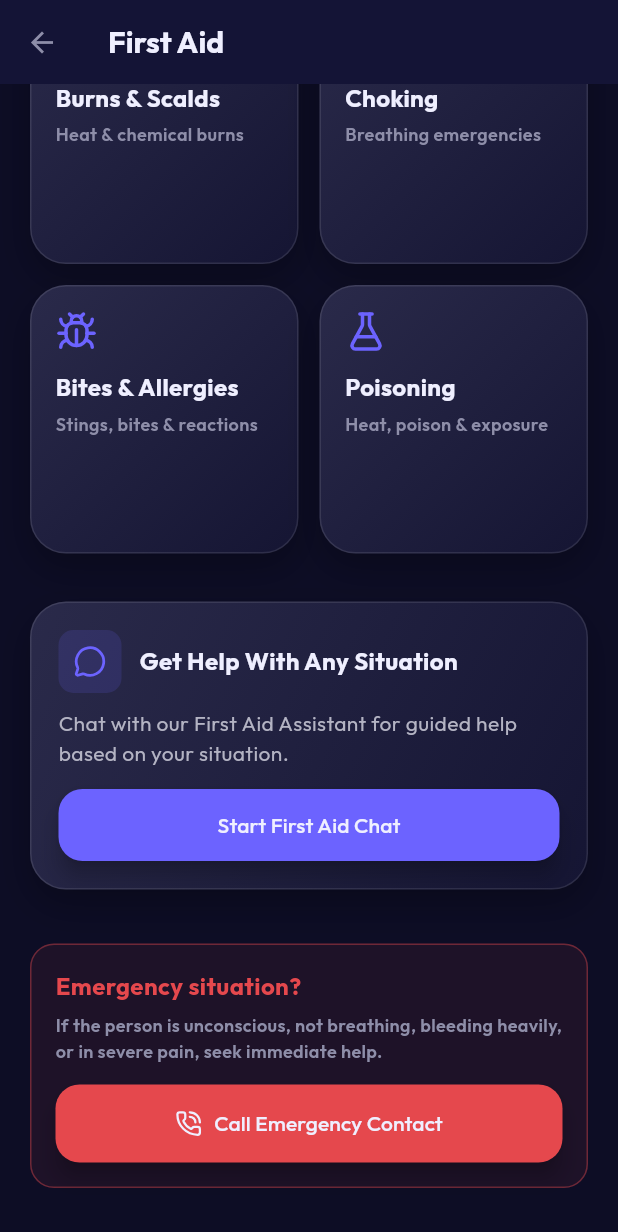
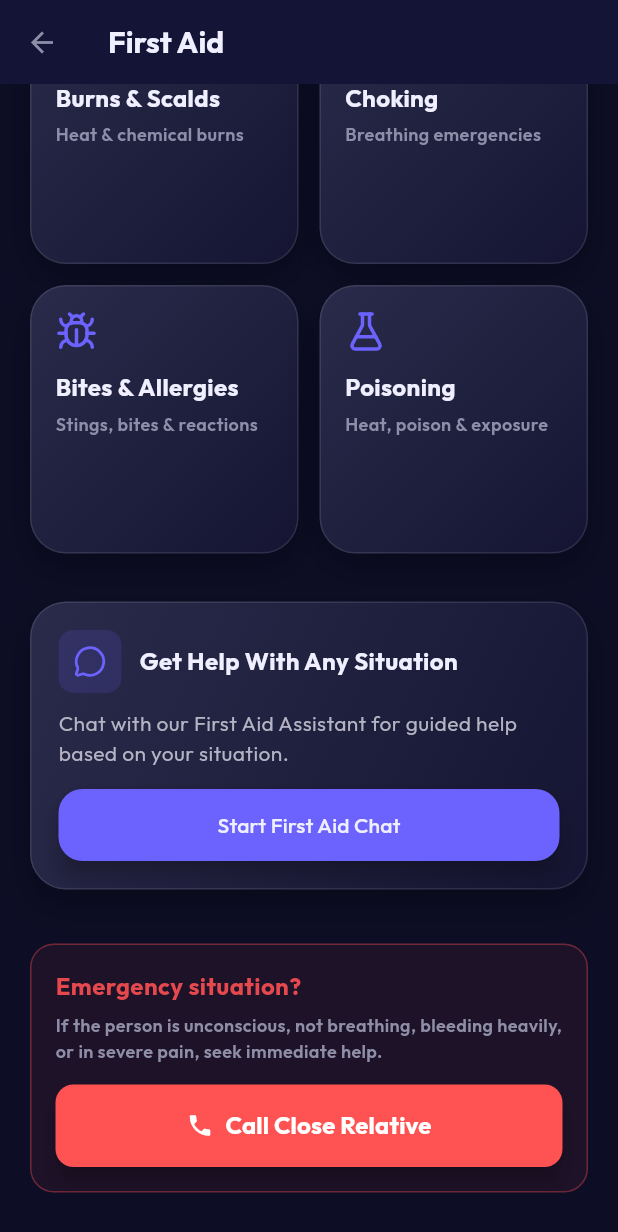
Before and after one commit to Sahana-Lakshmipathy-1/Final-Year-Project, a Flutter app: the FirstAidPage screen opened directly, scrolled down 429 dp, on a phone screen of 412 x 824 dp. Shown: the top 1232 px of the screen. Run offline on Flutter 3.47's test engine with Material 3 defaults, Android fonts, the phone set to English and light mode, and no system bars; our stand-ins replace fl_chart, flutter_dotenv, flutter_markdown, google_fonts, lucide_icons; accounts and stored records are empty.

Commit message:
first aid phone calling feature

```diff
--- /dev/null
+++ b/lib/layouts/first aid/first_aid_dial.dart
@@ -0,0 +1,58 @@
+import 'package:flutter/material.dart';
+import 'package:url_launcher/url_launcher.dart';
+import 'package:flutter_dotenv/flutter_dotenv.dart';
+
+class CallRelativeButton extends StatelessWidget {
+  CallRelativeButton({super.key});
+
+  // 📝 TODO: Replace this with your actual number for testing
+  final String _relativePhoneNumber = dotenv.env["PHONE_NUMBER"] ?? "";
+
+  Future<void> _makePhoneCall(BuildContext context) async {
+    final Uri launchUri = Uri(
+      scheme: 'tel',
+      path: _relativePhoneNumber,
+    );
+
+    try {
+      // check if the device can handle the call
+      if (await canLaunchUrl(launchUri)) {
+        await launchUrl(launchUri);
+      } else {
+        throw 'Could not launch dialer';
+      }
+    } catch (e) {
+      if (context.mounted) {
+        ScaffoldMessenger.of(context).showSnackBar(
+          SnackBar(
+            content: Text("Unable to make call: $e"),
+            backgroundColor: Colors.red,
+          ),
+        );
+      }
+    }
+  }
+
+  @override
+  Widget build(BuildContext context) {
+    return SizedBox(
+      width: double.infinity,
+      child: ElevatedButton.icon(
+        style: ElevatedButton.styleFrom(
+          backgroundColor: Colors.redAccent, // Red for emergency/action
+          foregroundColor: Colors.white,
+          padding: const EdgeInsets.symmetric(vertical: 16),
+          shape: RoundedRectangleBorder(
+            borderRadius: BorderRadius.circular(12),
+          ),
+        ),
+        onPressed: () => _makePhoneCall(context),
+        icon: const Icon(Icons.phone),
+        label: const Text(
+          "Call Close Relative",
+          style: TextStyle(fontSize: 16, fontWeight: FontWeight.bold),
+        ),
+      ),
+    );
+  }
+}
--- a/lib/main.dart
+++ b/lib/main.dart
@@ -1,11 +1,13 @@
 import 'package:flutter/material.dart';
 import 'package:google_fonts/google_fonts.dart';
 import 'package:lumora/theme/app_theme.dart';
+import 'package:flutter_dotenv/flutter_dotenv.dart';
 
 // 1. Import BOTH pages
 import 'package:lumora/pages/login.dart';
 
-void main() {
+Future<void> main() async {
+  await dotenv.load(fileName: ".env");
   runApp(const MyApp());
 }
 
--- a/lib/pages/first_aid.dart
+++ b/lib/pages/first_aid.dart
@@ -5,6 +5,7 @@ import 'package:lumora/theme/app_theme.dart';
 import 'package:lumora/layouts/first aid/first_aid_category_card.dart';
 import 'package:lumora/layouts/first aid/first_aid_chatbot.dart';
 import 'package:lumora/layouts/first aid/first_aid_detail_page.dart';
+import 'package:lumora/layouts/first aid/first_aid_dial.dart'; // 1. Import your dial button
 
 class FirstAidPage extends StatelessWidget {
   const FirstAidPage({super.key});
@@ -187,7 +188,7 @@ class FirstAidPage extends StatelessWidget {
             const SizedBox(height: 36),
 
             /// ------------------------------------------------------------------
-            /// EMERGENCY CTA
+            /// EMERGENCY CTA (Updated with CallRelativeButton)
             /// ------------------------------------------------------------------
             Container(
               padding: const EdgeInsets.all(16),
@@ -209,24 +210,9 @@ class FirstAidPage extends StatelessWidget {
                     style: AppTheme.caption,
                   ),
                   const SizedBox(height: 14),
-                  SizedBox(
-                    width: double.infinity,
-                    child: ElevatedButton.icon(
-                      onPressed: () {
-                        // TODO: Call emergency contact / relative
-                      },
-                      icon: const Icon(LucideIcons.phoneCall),
-                      label: const Text("Call Emergency Contact"),
-                      style: ElevatedButton.styleFrom(
-                        backgroundColor: AppTheme.error,
-                        foregroundColor: AppTheme.textWhite,
-                        padding: const EdgeInsets.symmetric(vertical: 16),
-                        shape: RoundedRectangleBorder(
-                          borderRadius: AppTheme.radiusMedium,
-                        ),
-                      ),
-                    ),
-                  ),
+
+                  // 2. REPLACED old button with your new widget
+                  CallRelativeButton(),
                 ],
               ),
             ),
--- a/lib/services/api_service.dart
+++ b/lib/services/api_service.dart
@@ -1,11 +1,11 @@
 import 'dart:convert';
 import 'package:http/http.dart' as http;
 import 'package:lumora/services/user_session.dart';
+import 'package:flutter_dotenv/flutter_dotenv.dart';
 
 class ApiService {
   // ✅ Your Actual API Gateway URL
-  static const String baseUrl =
-      "https://j9g0v8wjm6.execute-api.us-east-2.amazonaws.com/dev/routine";
+  static String baseUrl = dotenv.env['BASE_URL'] ?? "";
 
   // --- 1. SMART HELPER METHOD (Unwraps AWS Response) ---
   Future<dynamic> _post(Map<String, dynamic> body) async {
--- a/lib/services/chat_service.dart
+++ b/lib/services/chat_service.dart
@@ -1,10 +1,10 @@
 import 'dart:convert';
 import 'package:web_socket_channel/web_socket_channel.dart';
+import 'package:flutter_dotenv/flutter_dotenv.dart';
 
 class ChatService {
   WebSocketChannel? _channel;
-  final String _url =
-      'wss://7tjkmiv1ii.execute-api.us-east-2.amazonaws.com/production/';
+  final String _url = dotenv.env['WEBSOCKET_URL'] ?? "";
 
   String? connectionId; // 🔑 Fresh ID
 
--- a/pubspec.yaml
+++ b/pubspec.yaml
@@ -32,6 +32,8 @@ dependencies:
   http: ^1.6.0
   web_socket_channel: ^3.0.3
   flutter_markdown: ^0.7.7+1
+  url_launcher: ^6.3.2
+  flutter_dotenv: ^6.0.0
 
 dev_dependencies:
   flutter_test:
@@ -43,6 +45,7 @@ flutter:
 
   assets:
     - assets/data/first_aid_data.json
+    - .env
     # - assets/icons/
     # - assets/lottie/
 
```
Also changed, not shown: pubspec.lock, 7 other files.
